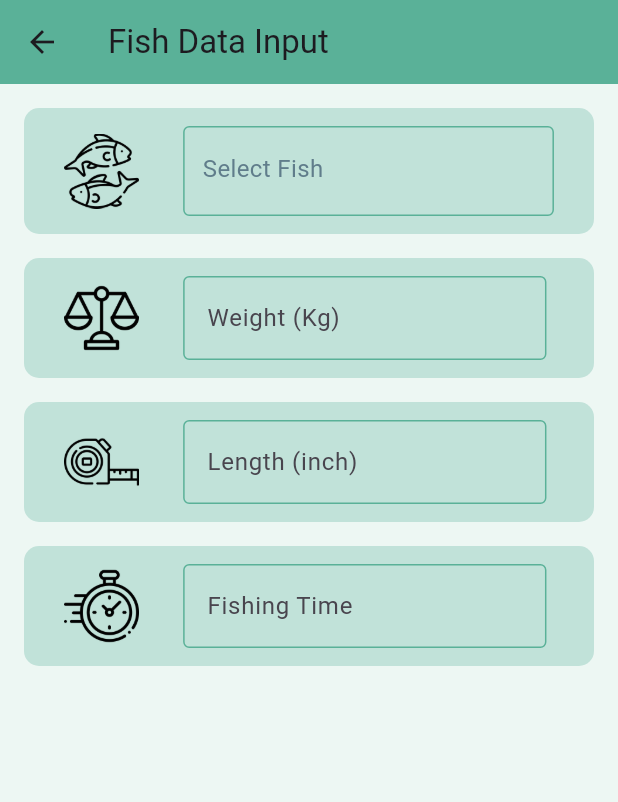
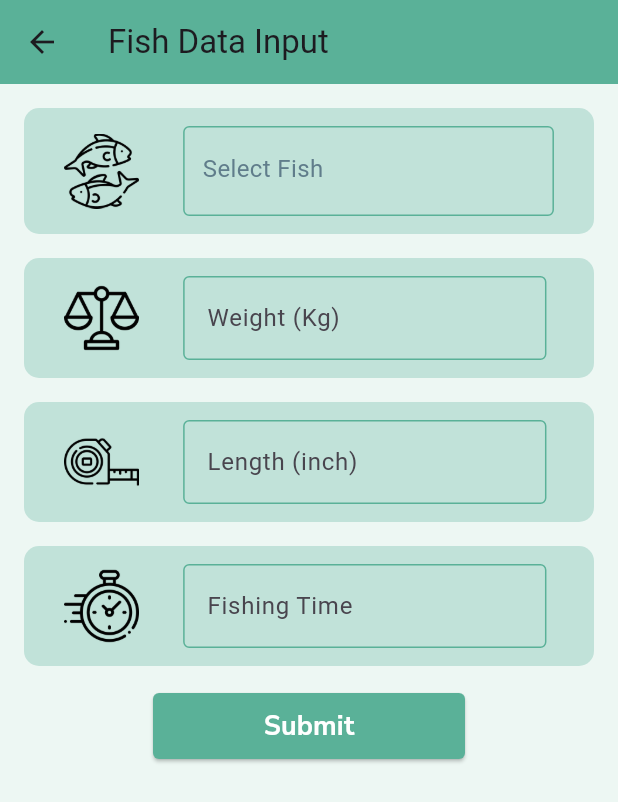
Before and after one commit to mainul99m/nano-doap-c4cem, a Flutter app: the FishDataInputScreen screen opened directly, on a phone screen of 412 x 824 dp. Shown: the top 802 px of the screen. Run offline on Flutter 3.47's test engine with Material 3 defaults, Android fonts, the light colour scheme and no system bars; our stand-ins replace geolocator, get, google_fonts, lottie, shared_preferences; accounts and stored records are empty.

```diff
--- /dev/null
+++ b/lib/views/components/app_button.dart
@@ -0,0 +1,37 @@
+import 'package:flutter/material.dart';
+
+import '../../utils/app_colors.dart';
+import '../stylesheets/text_stylesheets.dart';
+
+class AppButton extends StatelessWidget {
+  final VoidCallback? onPressed;
+  final String title;
+  const AppButton({
+    this.onPressed,
+    required this.title,
+    super.key
+  });
+
+  @override
+  Widget build(BuildContext context) {
+    return ElevatedButton(
+        style: ElevatedButton.styleFrom(
+            backgroundColor: AppColors.primaryColor,
+            foregroundColor: Colors.white,
+            shape: RoundedRectangleBorder(
+                borderRadius: BorderRadius.circular(4)
+            )
+        ),
+        onPressed: onPressed,
+        child: Container(
+            width: 160,
+            height: 44,
+            child: Center(
+                child: Text(
+                  title,
+                  style: TextStyleSheets.button,
+                ))
+        )
+    );
+  }
+}
--- a/lib/views/fish_data_input_screen.dart
+++ b/lib/views/fish_data_input_screen.dart
@@ -1,10 +1,12 @@
 import 'package:flutter/material.dart';
 import 'package:nano_doap_c4cem/controllers/fish_data_input_screen_controller.dart';
 import 'package:nano_doap_c4cem/utils/app_colors.dart';
+import 'package:nano_doap_c4cem/views/components/app_button.dart';
 import 'package:nano_doap_c4cem/views/components/app_text_field.dart';
 import 'package:nano_doap_c4cem/views/components/custom_appbar.dart';
 import 'package:get/get.dart';
 import 'package:nano_doap_c4cem/views/components/fish_name_selector.dart';
+import 'package:nano_doap_c4cem/views/stylesheets/text_stylesheets.dart';
 
 class FishDataInputScreen extends StatelessWidget {
   final FishDataInputScreenController controller = Get.put(FishDataInputScreenController());
@@ -47,6 +49,11 @@ class FishDataInputScreen extends StatelessWidget {
                 hintText: 'Enter fishing time',
                 keyboardType: TextInputType.number,
               ),
+              const SizedBox(height: 16,),
+              AppButton(
+                title: 'Submit',
+                onPressed: (){},
+              )
             ],
           ),
         )
--- a/lib/views/stylesheets/text_stylesheets.dart
+++ b/lib/views/stylesheets/text_stylesheets.dart
@@ -17,8 +17,8 @@ class TextStyleSheets {
       );
 
   static TextStyle get button => GoogleFonts.nunitoSans(
-        fontSize: 16,
-        fontWeight: FontWeight.bold,
+        fontSize: 18,
+        fontWeight: FontWeight.w700,
       );
   static TextStyle get list => GoogleFonts.nunitoSans(
         fontSize: 16,
```
Also changed, not shown: lib/controllers/fish_list_controller.dart (+8 -0 lines), lib/views/fish_list_screen.dart (+14 -0 lines).
